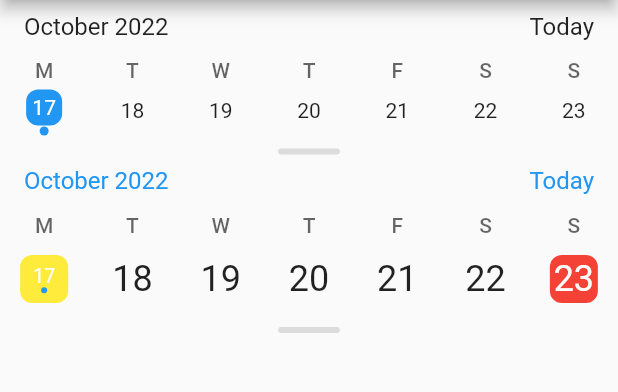
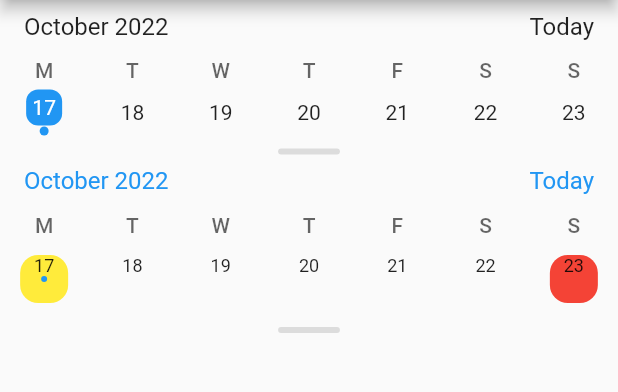
Before and after one commit to alex-melnyk/flutter_advanced_calendar, a Flutter app: the screen it shows after launch, on a phone screen of 412 x 824 dp, the part 84-476 px from its top. Run offline on Flutter 3.47's test engine with Material 2 defaults, Android fonts, the phone set to English and light mode, and no system bars.

Commit message:
refactor-keepLineSize: Add calendarTextStyle

```diff
--- a/lib/src/date_box.dart
+++ b/lib/src/date_box.dart
@@ -14,7 +14,6 @@ class DateBox extends StatelessWidget {
     this.isSelected = false,
     this.isToday = false,
     this.hasEvent = false,
-    required this.keepLineSize,
   }) : super(key: key);
 
   /// Child widget.
@@ -47,9 +46,6 @@ class DateBox extends StatelessWidget {
   /// Show event in DateBox.
   final bool hasEvent;
 
-  /// Keeps consistent line size for dates
-  final bool keepLineSize;
-
   @override
   Widget build(BuildContext context) {
     final theme = Theme.of(context);
@@ -79,7 +75,7 @@ class DateBox extends StatelessWidget {
               child,
               if (showDot && hasEvent)
                 Container(
-                  margin: keepLineSize ? null : const EdgeInsets.all(2.0),
+                  margin: const EdgeInsets.all(2.0),
                   height: 4,
                   width: 4,
                   decoration: BoxDecoration(
--- a/lib/src/month_view.dart
+++ b/lib/src/month_view.dart
@@ -12,6 +12,7 @@ class MonthView extends StatelessWidget {
     this.onChanged,
     this.events,
     required this.keepLineSize,
+    this.textStyle,
   }) : super(key: key);
 
   final ViewRange monthView;
@@ -23,6 +24,7 @@ class MonthView extends StatelessWidget {
   final List<DateTime>? events;
   final bool innerDot;
   final bool keepLineSize;
+  final TextStyle? textStyle;
 
   @override
   Widget build(BuildContext context) {
@@ -49,6 +51,7 @@ class MonthView extends StatelessWidget {
               onChanged: onChanged,
               events: events,
               keepLineSize: keepLineSize,
+              textStyle: textStyle,
             );
           },
           growable: false,
--- a/lib/src/week_days.dart
+++ b/lib/src/week_days.dart
@@ -27,7 +27,6 @@ class WeekDays extends StatelessWidget {
         mainAxisAlignment: MainAxisAlignment.spaceAround,
         children: List.generate(weekNames.length, (index) {
           return DateBox(
-            keepLineSize: keepLineSize,
             child: Text(weekNames[index]),
           );
         }),
--- a/lib/src/week_view.dart
+++ b/lib/src/week_view.dart
@@ -11,6 +11,7 @@ class WeekView extends StatelessWidget {
     this.events,
     required this.innerDot,
     required this.keepLineSize,
+    this.textStyle,
   }) : super(key: key);
 
   final DateTime todayDate = DateTime.now().toZeroTime();
@@ -22,6 +23,7 @@ class WeekView extends StatelessWidget {
   final List<DateTime>? events;
   final bool innerDot;
   final bool keepLineSize;
+  final TextStyle? textStyle;
 
   @override
   Widget build(BuildContext context) {
@@ -43,6 +45,55 @@ class WeekView extends StatelessWidget {
             final hasEvent =
                 events!.indexWhere((element) => element.isSameDate(date));
 
+            if (keepLineSize) {
+              return InkResponse(
+                onTap: onChanged != null ? () => onChanged!(date) : null,
+                child: Container(
+                  height: 32,
+                  width: 32,
+                  decoration: BoxDecoration(
+                    color: isSelected
+                        ? theme.primaryColor
+                        : isToday
+                            ? theme.highlightColor
+                            : null,
+                    borderRadius: BorderRadius.circular(12),
+                    shape: BoxShape.rectangle,
+                  ),
+                  child: Column(
+                    children: [
+                      Text(
+                        '${date.day}',
+                        style: textStyle?.copyWith(
+                          color: isSelected || isToday
+                              ? theme.colorScheme.onPrimary
+                              : isHighlight || highlightMonth == null
+                                  ? null
+                                  : theme.disabledColor,
+                          fontWeight:
+                              isSelected && textStyle?.fontWeight != null
+                                  ? FontWeight
+                                      .values[textStyle!.fontWeight!.index + 2]
+                                  : textStyle?.fontWeight,
+                        ),
+                      ),
+                      if (!hasEvent.isNegative)
+                        Container(
+                          height: 4,
+                          width: 4,
+                          decoration: BoxDecoration(
+                            borderRadius: BorderRadius.circular(50),
+                            color: isSelected
+                                ? theme.colorScheme.onPrimary
+                                : theme.colorScheme.secondary,
+                          ),
+                        )
+                    ],
+                  ),
+                ),
+              );
+            }
+
             return Column(
               mainAxisAlignment: MainAxisAlignment.spaceEvenly,
               children: [
@@ -54,14 +105,10 @@ class WeekView extends StatelessWidget {
                   isSelected: isSelected,
                   isToday: isToday,
                   hasEvent: !hasEvent.isNegative,
-                  keepLineSize: keepLineSize,
                   child: Text(
                     '${date.day}',
                     maxLines: 1,
                     style: TextStyle(
-                      fontSize: keepLineSize
-                          ? (!hasEvent.isNegative ? 13 : 24.0)
-                          : null,
                       color: isSelected || isToday
                           ? theme.colorScheme.onPrimary
                           : isHighlight || highlightMonth == null
@@ -70,20 +117,13 @@ class WeekView extends StatelessWidget {
                     ),
                   ),
                 ),
-                if (!innerDot)
-                  Column(
-                    children: List<Widget>.generate(
-                      events != null ? events!.length : 0,
-                      (index) => events![index].isSameDate(date)
-                          ? Container(
-                              height: 6,
-                              width: 6,
-                              decoration: BoxDecoration(
-                                borderRadius: BorderRadius.circular(50),
-                                color: theme.primaryColor,
-                              ),
-                            )
-                          : const SizedBox(),
+                if (!innerDot && !hasEvent.isNegative)
+                  Container(
+                    height: 6,
+                    width: 6,
+                    decoration: BoxDecoration(
+                      borderRadius: BorderRadius.circular(50),
+                      color: theme.primaryColor,
                     ),
                   )
               ],
--- a/lib/src/widget.dart
+++ b/lib/src/widget.dart
@@ -28,6 +28,7 @@ class AdvancedCalendar extends StatefulWidget {
     this.onHorizontalDrag,
     this.innerDot = false,
     this.keepLineSize = false,
+    this.calendarTextStyle,
   })  : assert(
           keepLineSize && innerDot ||
               innerDot && !keepLineSize ||
@@ -72,6 +73,9 @@ class AdvancedCalendar extends StatefulWidget {
   /// Keeps consistent line size for dates
   /// Can't be used without innerDot
   final bool keepLineSize;
+
+  /// Text style for dates in calendar
+  final TextStyle? calendarTextStyle;
 
   @override
   _AdvancedCalendarState createState() => _AdvancedCalendarState();
@@ -253,6 +257,7 @@ class _AdvancedCalendarState extends State<AdvancedCalendar>
                                         onChanged: _handleDateChanged,
                                         events: widget.events,
                                         keepLineSize: widget.keepLineSize,
+                                        textStyle: widget.calendarTextStyle,
                                       );
                                     },
                                   ),
@@ -317,6 +322,8 @@ class _AdvancedCalendarState extends State<AdvancedCalendar>
                                                 events: widget.events,
                                                 keepLineSize:
                                                     widget.keepLineSize,
+                                                textStyle:
+                                                    widget.calendarTextStyle,
                                               );
                                             },
                                           ),
```
